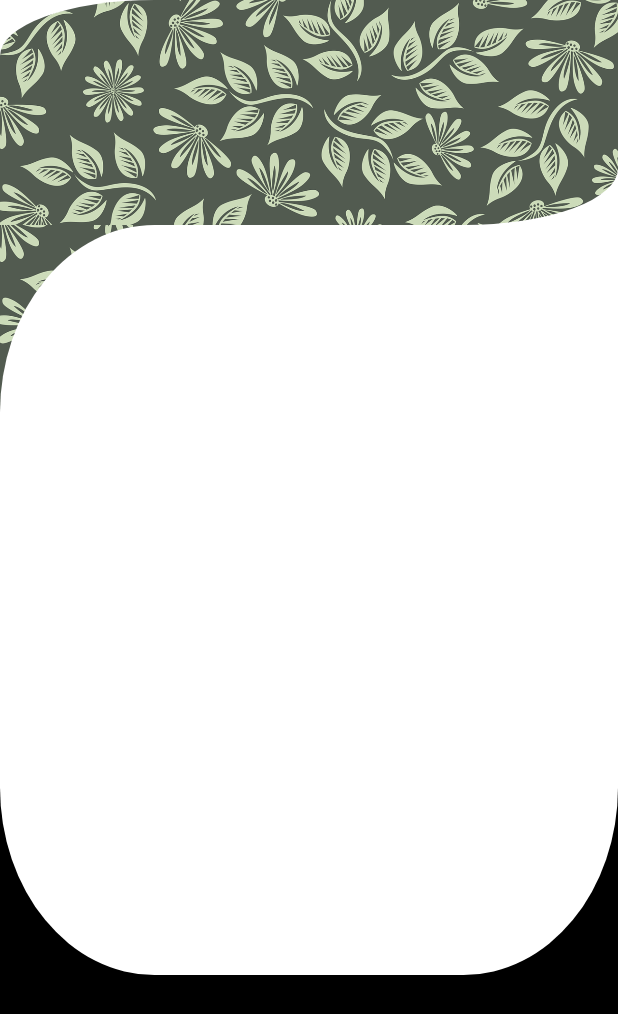
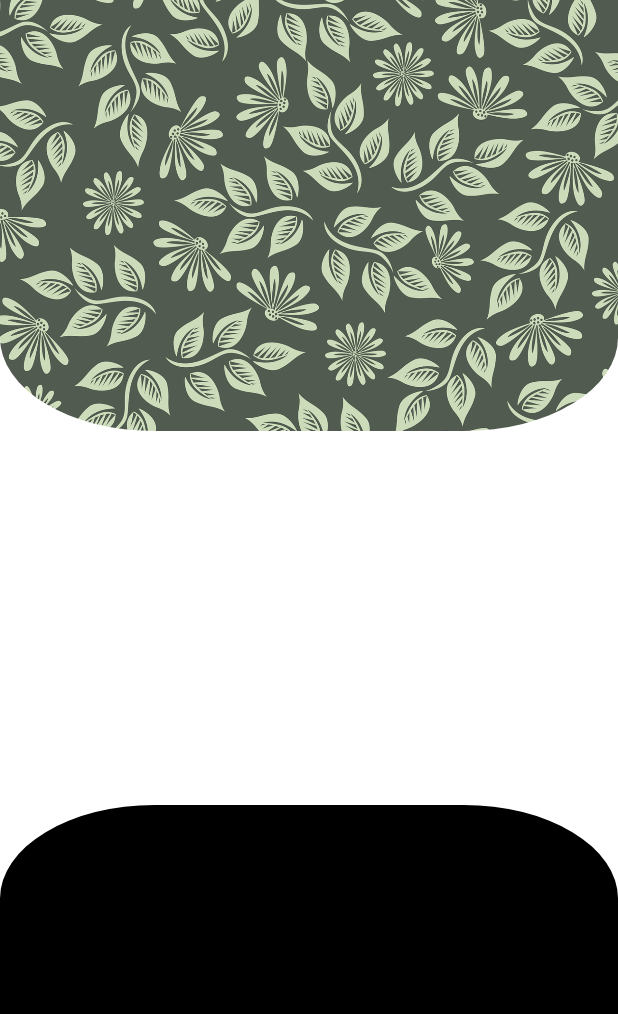
Before and after one commit to stelladk/ArcLibrary, an Android app: the screen it shows after launch (MainActivity), on a phone screen of 412 x 824 dp. Shown: the top 1014 px of the screen. Run offline under Robolectric (Android 15) with nearby library versions, the phone set to English and light mode, and no system bars.

Commit message:
Option for choosing axis in outer arcs

```diff
--- a/ArcLib/src/main/java/com/stella/arclib/ArcLayout.java
+++ b/ArcLib/src/main/java/com/stella/arclib/ArcLayout.java
@@ -10,6 +10,7 @@ import android.graphics.PorterDuff;
 import android.graphics.PorterDuffXfermode;
 import android.os.Build;
 import android.util.AttributeSet;
+import android.util.Log;
 import android.widget.FrameLayout;
 
 import androidx.annotation.NonNull;
@@ -23,6 +24,7 @@ class ArcLayout extends FrameLayout {
     private Paint paint, maskPaint;
 
     private int topLeftArc, topRightArc, bottomLeftArc, bottomRightArc;
+    private int topLeftOuterAxis, topRightOuterAxis, bottomLeftOuterAxis, bottomRightOuterAxis;
 
     public ArcLayout(@NonNull Context context) {
         super(context);
@@ -42,13 +44,22 @@ class ArcLayout extends FrameLayout {
     private void init(Context context, AttributeSet attrs, int defStyleAttr){
         TypedArray a = context.getTheme().obtainStyledAttributes(attrs, R.styleable.ArcLayout, defStyleAttr, 0);
         try{
-            this.topLeftArc = a.getInteger(R.styleable.ArcLayout_TopLeftArc, 0);
-            this.topRightArc = a.getInteger(R.styleable.ArcLayout_TopRightArc, 0);
-            this.bottomLeftArc = a.getInteger(R.styleable.ArcLayout_BottomLeftArc, 0);
-            this.bottomRightArc = a.getInteger(R.styleable.ArcLayout_BottomRightArc, 0);
+            this.topLeftArc = a.getInteger(R.styleable.ArcLayout_TopLeftArc, ArcShape.NONE);
+            this.topRightArc = a.getInteger(R.styleable.ArcLayout_TopRightArc, ArcShape.NONE);
+            this.bottomLeftArc = a.getInteger(R.styleable.ArcLayout_BottomLeftArc, ArcShape.NONE);
+            this.bottomRightArc = a.getInteger(R.styleable.ArcLayout_BottomRightArc, ArcShape.NONE);
+
+            this.topLeftOuterAxis = a.getInteger(R.styleable.ArcLayout_TopLeftOuterAxis, ArcShape.X_AXIS);
+            this.topRightOuterAxis = a.getInteger(R.styleable.ArcLayout_TopRightOuterAxis, ArcShape.Y_AXIS);
+            this.bottomLeftOuterAxis = a.getInteger(R.styleable.ArcLayout_BottomLeftOuterAxis, ArcShape.Y_AXIS);
+            this.bottomRightOuterAxis = a.getInteger(R.styleable.ArcLayout_BottomRightOuterAxis, ArcShape.X_AXIS);
         }finally {
             a.recycle();
         }
+        Log.d(TAG, "init: topLeftOuterAxis " + topLeftOuterAxis);
+        Log.d(TAG, "init: topRightOuterAxis " + topRightOuterAxis);
+        Log.d(TAG, "init: bottomLeftOuterAxis " + bottomLeftOuterAxis);
+        Log.d(TAG, "init: bottomRightOuterAxis " + bottomRightOuterAxis);
 
         paint = new Paint(Paint.ANTI_ALIAS_FLAG);
 
@@ -89,7 +100,8 @@ class ArcLayout extends FrameLayout {
 
         paint.setXfermode(new PorterDuffXfermode(PorterDuff.Mode.CLEAR));
 
-        ArcShape shape = new ArcShape(topLeftArc, topRightArc, bottomLeftArc, bottomRightArc);
+        ArcShape shape = new ArcShape(topLeftArc, topRightArc, bottomLeftArc, bottomRightArc,
+                topLeftOuterAxis, topRightOuterAxis, bottomLeftOuterAxis, bottomRightOuterAxis);
         shape.draw(canvas, paint);
 
         return mask;
--- a/ArcLib/src/main/java/com/stella/arclib/ArcShape.java
+++ b/ArcLib/src/main/java/com/stella/arclib/ArcShape.java
@@ -6,17 +6,21 @@ import android.graphics.Path;
 import android.graphics.RectF;
 import android.graphics.drawable.shapes.Shape;
 import android.os.Build;
+import android.util.Log;
 
 import androidx.annotation.RequiresApi;
 
 class ArcShape extends Shape {
     private final static String TAG = "ArcShape";
+    protected final static int OUTER = 1;
+    protected final static int NONE = 0;
+    protected final static int INNER = -1;
 
-    private final static int OUTER = 1;
-    private final static int NONE = 0;
-    private final static int INNER = -1;
+    protected final static int X_AXIS = 0;
+    protected final static int Y_AXIS = 1;
 
     private int topLeftArc, topRightArc, bottomLeftArc, bottomRightArc;
+    private int topLeftOuterAxis, topRightOuterAxis, bottomLeftOuterAxis, bottomRightOuterAxis;
 
     private int left, top, right, bottom;
     private int width, height;
@@ -27,6 +31,21 @@ class ArcShape extends Shape {
         this.topRightArc = topRightArc;
         this.bottomLeftArc = bottomLeftArc;
         this.bottomRightArc = bottomRightArc;
+        this.topLeftOuterAxis = X_AXIS;
+        this.topRightOuterAxis = Y_AXIS;
+        this.bottomLeftOuterAxis = Y_AXIS;
+        this.bottomRightOuterAxis = X_AXIS;
+    }
+
+    public ArcShape(int topLeftArc, int topRightArc, int bottomLeftArc, int bottomRightArc, int topLeftOuterAxis, int topRightOuterAxis, int bottomLeftOuterAxis, int bottomRightOuterAxis) {
+        this.topLeftArc = topLeftArc;
+        this.topRightArc = topRightArc;
+        this.bottomLeftArc = bottomLeftArc;
+        this.bottomRightArc = bottomRightArc;
+        this.topLeftOuterAxis = topLeftOuterAxis;
+        this.topRightOuterAxis = topRightOuterAxis;
+        this.bottomLeftOuterAxis = bottomLeftOuterAxis;
+        this.bottomRightOuterAxis = bottomRightOuterAxis;
     }
 
     @RequiresApi(api = Build.VERSION_CODES.LOLLIPOP)
@@ -34,6 +53,11 @@ class ArcShape extends Shape {
     public void draw(Canvas canvas, Paint paint) {
         //Fix sizes
         factorizeSize(canvas);
+
+        Log.d(TAG, "draw: topLeftOuterAxis " + topLeftOuterAxis);
+        Log.d(TAG, "draw: topRightOuterAxis " + topRightOuterAxis);
+        Log.d(TAG, "draw: bottomLeftOuterAxis " + bottomLeftOuterAxis);
+        Log.d(TAG, "draw: bottomRightOuterAxis " + bottomRightOuterAxis);
 
         Path path = new Path();
         path.setFillType(Path.FillType.EVEN_ODD);
@@ -48,8 +72,13 @@ class ArcShape extends Shape {
         }else if(topLeftArc == INNER){
             path.arcTo(new RectF(left, top, xCenter, yCenter), -90, -90);
         }else if(topLeftArc == OUTER){
+            if(topLeftOuterAxis == X_AXIS){
                 path.lineTo(left-width/2, top);
                 path.arcTo(new RectF(left-width/2, top, left, yCenter), -90, 90);
+            }else if(topLeftOuterAxis == Y_AXIS){
+                path.arcTo(new RectF(left, top-height/2, xCenter, top), 90, 90);
+                path.lineTo(left, yCenter);
+            }
         } //end at (left, yCenter)
 
         //Bottom Left Corner
@@ -59,8 +88,13 @@ class ArcShape extends Shape {
         }else if(bottomLeftArc == INNER){
             path.arcTo(new RectF(left, yCenter, xCenter, bottom), 180, -90);
         }else if(bottomLeftArc == OUTER){
+            if(bottomLeftOuterAxis == Y_AXIS){
                 path.lineTo(left, bottom+height/2);
                 path.arcTo(new RectF(left, bottom, xCenter, bottom+height/2), 180, 90);
+            }else if(bottomLeftOuterAxis == X_AXIS){
+                path.arcTo(new RectF(left-width/2, yCenter, left, bottom), 0, 90);
+                path.lineTo(xCenter, bottom);
+            }
         }//end at (xCenter, bottom)
 
         //Bottom Right Corner
@@ -70,8 +104,13 @@ class ArcShape extends Shape {
         }else if(bottomRightArc == INNER){
             path.arcTo(new RectF(xCenter, yCenter, right, bottom), 90, -90);
         }else if(bottomRightArc == OUTER){
+            if(bottomRightOuterAxis == X_AXIS){
                 path.lineTo(right+width/2, bottom);
                 path.arcTo(new RectF(right, yCenter, right+width/2, bottom), 90, 90);
+            }else if(bottomRightOuterAxis == Y_AXIS){
+                path.arcTo(new RectF(xCenter, bottom, right, bottom+height/2), -90, 90);
+                path.lineTo(right, yCenter);
+            }
         }//end at (right, yCenter)
 
         //Top Right Corner
@@ -81,8 +120,13 @@ class ArcShape extends Shape {
         }else if(topRightArc == INNER){
             path.arcTo(new RectF(xCenter, top, right, yCenter), 0, -90);
         }else if(topRightArc == OUTER){
+            if(topRightOuterAxis == Y_AXIS){
                 path.lineTo(right, top-height/2);
                 path.arcTo(new RectF(xCenter, top-height/2, right, top), 0, 90);
+            }else if(topRightOuterAxis == X_AXIS){
+                path.arcTo(new RectF(right, top, right+width/2, yCenter), 180, 90);
+                path.lineTo(xCenter, top);
+            }
         }//end at (xCenter, top)
 
         path.close();
@@ -94,17 +138,17 @@ class ArcShape extends Shape {
         int viewWidth = canvas.getWidth();
         int viewHeight = canvas.getHeight();
 
-        int side = (Math.min(viewWidth, viewHeight)) * 2/4;
+        int side = (Math.max(viewWidth, viewHeight)) * 2/4;
 
         left = viewWidth/2 - side/2;
         top = viewHeight/2 - side/2;
         right = viewWidth/2 + side/2;
         bottom = viewHeight/2 + side/2;
 
-        if(topLeftArc != OUTER) left = 0;
-        if(topRightArc != OUTER) top = 0;
-        if(bottomLeftArc != OUTER) bottom = viewHeight;
-        if(bottomRightArc != OUTER) right = viewWidth;
+        if((topLeftArc != OUTER || topLeftOuterAxis != X_AXIS) && (bottomLeftArc != OUTER || bottomLeftOuterAxis != X_AXIS)){ left = 0;}
+        if((topRightArc != OUTER || topRightOuterAxis != Y_AXIS) && (topLeftArc != OUTER || topLeftOuterAxis != Y_AXIS)) top = 0;
+        if((bottomLeftArc != OUTER || bottomLeftOuterAxis != Y_AXIS) && (bottomRightArc != OUTER || bottomRightOuterAxis != Y_AXIS)) bottom = viewHeight;
+        if((bottomRightArc != OUTER || bottomRightOuterAxis != X_AXIS) && (topRightArc != OUTER || topRightOuterAxis != X_AXIS)) right = viewWidth;
 
         width = right - left;
         height = bottom - top;
--- a/ArcLib/src/main/res/values/attrs.xml
+++ b/ArcLib/src/main/res/values/attrs.xml
@@ -21,7 +21,19 @@
             <enum name="none" value="0"/>
             <enum name="inner" value="-1"/>
         </attr>
-        <attr name="outerAxis" format="enum">
+        <attr name="TopLeftOuterAxis" format="enum">
+            <enum name="x_axis" value="0"/>
+            <enum name="y_axis" value="1"/>
+        </attr>
+        <attr name="TopRightOuterAxis" format="enum">
+            <enum name="x_axis" value="0"/>
+            <enum name="y_axis" value="1"/>
+        </attr>
+        <attr name="BottomLeftOuterAxis" format="enum">
+            <enum name="x_axis" value="0"/>
+            <enum name="y_axis" value="1"/>
+        </attr>
+        <attr name="BottomRightOuterAxis" format="enum">
             <enum name="x_axis" value="0"/>
             <enum name="y_axis" value="1"/>
         </attr>
--- a/app/src/main/res/layout/activity_main.xml
+++ b/app/src/main/res/layout/activity_main.xml
@@ -17,43 +17,47 @@
         app:layout_constraintTop_toTopOf="parent">
     </FrameLayout>
 
-    <FrameLayout
-        android:id="@+id/first_back"
-        android:layout_width="match_parent"
-        android:layout_height="150dp"
-        android:background="@android:color/white"
-        app:layout_constraintLeft_toLeftOf="parent"
-        app:layout_constraintRight_toRightOf="parent"
-        app:layout_constraintTop_toTopOf="parent">
-        <com.stella.arclib.ArcLayout
-            android:id="@+id/topPattern"
-            android:layout_width="match_parent"
-            android:layout_height="match_parent"
-            app:TopLeftArc="inner"
-            app:BottomLeftArc="none"
-            app:BottomRightArc="inner">
-            <ImageView
-                android:id="@+id/pattern"
-                android:layout_width="match_parent"
-                android:layout_height="match_parent"
-                android:src="@drawable/pattern"
-                android:scaleType="centerCrop"
-                android:contentDescription="@string/circled_image" />
-        </com.stella.arclib.ArcLayout>
-    </FrameLayout>
+<!--    <FrameLayout-->
+<!--        android:id="@+id/first_back"-->
+<!--        android:layout_width="match_parent"-->
+<!--        android:layout_height="150dp"-->
+<!--        android:background="@android:color/white"-->
+<!--        app:layout_constraintLeft_toLeftOf="parent"-->
+<!--        app:layout_constraintRight_toRightOf="parent"-->
+<!--        app:layout_constraintTop_toTopOf="parent">-->
+<!--        <com.stella.arclib.ArcLayout-->
+<!--            android:id="@+id/topPattern"-->
+<!--            android:layout_width="match_parent"-->
+<!--            android:layout_height="match_parent"-->
+<!--            app:TopLeftArc="inner"-->
+<!--            app:BottomLeftArc="none"-->
+<!--            app:BottomRightArc="inner">-->
+<!--            <ImageView-->
+<!--                android:id="@+id/pattern"-->
+<!--                android:layout_width="match_parent"-->
+<!--                android:layout_height="match_parent"-->
+<!--                android:src="@drawable/pattern"-->
+<!--                android:scaleType="centerCrop"-->
+<!--                android:contentDescription="@string/circled_image" />-->
+<!--        </com.stella.arclib.ArcLayout>-->
+<!--    </FrameLayout>-->
 
     <com.stella.arclib.ArcLayout
         android:id="@+id/centerView"
         android:layout_width="match_parent"
         android:layout_height="500dp"
-        app:TopLeftArc="inner"
-        app:TopRightArc="none"
-        app:BottomLeftArc="inner"
-        app:BottomRightArc="inner"
+        app:TopLeftArc="outer"
+        app:TopLeftOuterAxis="y_axis"
+        app:TopRightArc="outer"
+        app:BottomLeftArc="outer"
+        app:BottomLeftOuterAxis="y_axis"
+        app:BottomRightArc="outer"
+        app:BottomRightOuterAxis="y_axis"
         app:background="@android:color/white"
         app:layout_constraintLeft_toLeftOf="parent"
         app:layout_constraintRight_toRightOf="parent"
-        app:layout_constraintTop_toBottomOf="@id/first_back"
+        app:layout_constraintTop_toTopOf="parent"
+        app:layout_constraintBottom_toBottomOf="parent"
         android:layout_marginTop="0dp">
         <ImageView
             android:id="@+id/white"
```
Lines whose indentation alone changed are shown as unchanged.
